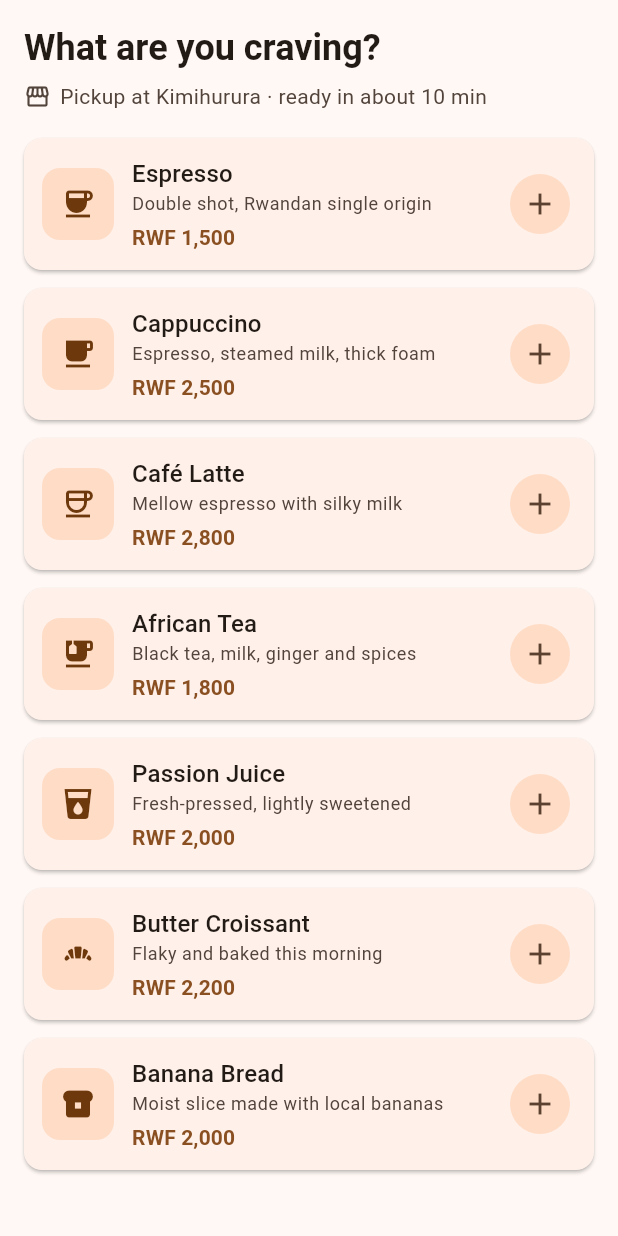
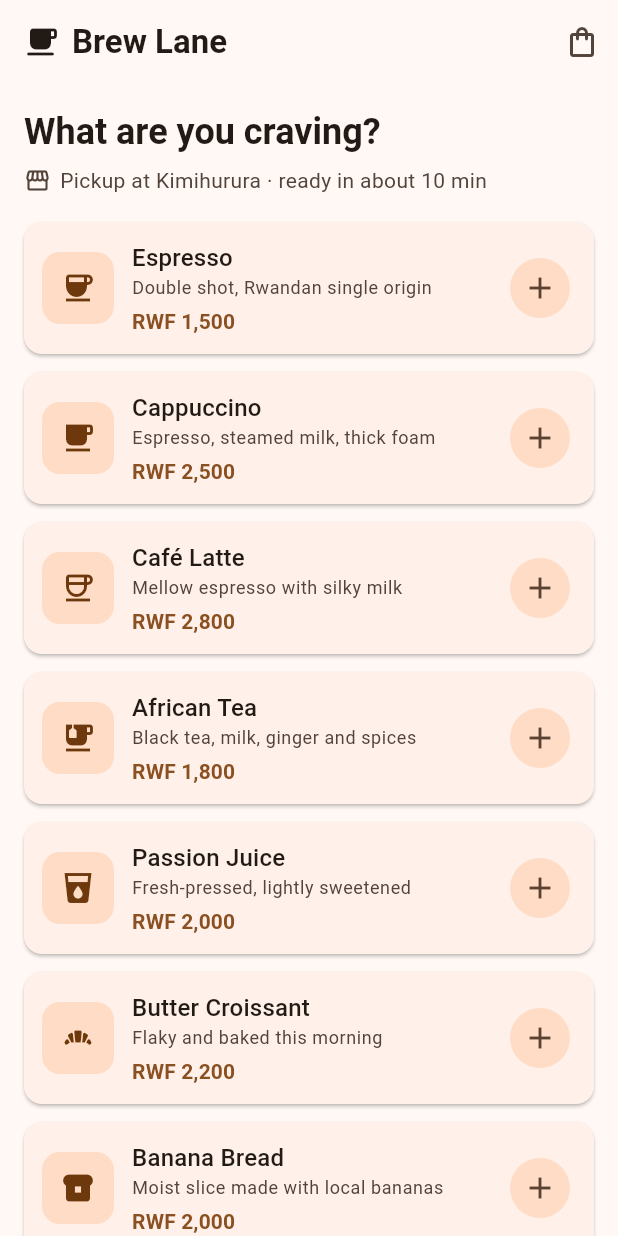
Before and after one commit to mugishamoses/mugisha-moses-animatedcontainer-presentation-, a Flutter app: the screen it shows after launch, on a phone screen of 412 x 824 dp. Run offline on Flutter 3.47's test engine with Material 3 defaults, Android fonts, the phone set to English and light mode, and no system bars.

Commit message:
Add AppBar with brand title and live cart badge
The menu screen now has an AppBar carrying the café's brand and a cart
action whose Badge shows the number of items in the order. Tapping it
opens an order summary sheet where the order can be placed.

```diff
--- a/lib/screens/menu_screen.dart
+++ b/lib/screens/menu_screen.dart
@@ -2,10 +2,16 @@ import 'package:flutter/material.dart';
 
 import 'package:brew_lane/data/todays_menu.dart';
 import 'package:brew_lane/models/menu_item.dart';
+import 'package:brew_lane/widgets/brand_title.dart';
+import 'package:brew_lane/widgets/cart_button.dart';
 import 'package:brew_lane/widgets/menu_header.dart';
 import 'package:brew_lane/widgets/menu_item_card.dart';
+import 'package:brew_lane/widgets/order_summary_sheet.dart';
 
 /// The café's menu screen, where customers build a pickup order.
+///
+/// Its [AppBar] carries the café's brand and keeps the cart, with a live item
+/// count, in reach while the customer scrolls the menu.
 class MenuScreen extends StatefulWidget {
   const MenuScreen({super.key});
 
@@ -17,16 +23,42 @@ class _MenuScreenState extends State<MenuScreen> {
   /// Quantity of each menu item in the current order.
   final Map<MenuItem, int> _order = {};
 
+  int get _itemCount =>
+      _order.values.fold(0, (count, quantity) => count + quantity);
+
   void _addToOrder(MenuItem item) {
     setState(() {
       _order.update(item, (quantity) => quantity + 1, ifAbsent: () => 1);
     });
   }
 
+  Future<void> _showOrderSummary() async {
+    final placed = await showModalBottomSheet<bool>(
+      context: context,
+      showDragHandle: true,
+      builder: (context) => OrderSummarySheet(order: Map.of(_order)),
+    );
+    if (placed != true || !mounted) return;
+
+    setState(_order.clear);
+    ScaffoldMessenger.of(context).showSnackBar(
+      const SnackBar(
+        content: Text('Order placed! It will be ready in about 10 minutes.'),
+      ),
+    );
+  }
+
   @override
   Widget build(BuildContext context) {
     return Scaffold(
+      appBar: AppBar(
+        title: const BrandTitle(),
+        actions: [
+          CartButton(itemCount: _itemCount, onPressed: _showOrderSummary),
+        ],
+      ),
       body: SafeArea(
+        top: false,
         child: ListView(
           padding: const EdgeInsets.only(top: 8, bottom: 16),
           children: [
--- /dev/null
+++ b/lib/widgets/brand_title.dart
@@ -0,0 +1,21 @@
+import 'package:flutter/material.dart';
+
+/// The café's logo and name, used as the AppBar's title.
+///
+/// The icon and text pick up the AppBar's foreground colour automatically, so
+/// they stay readable whatever background colour the AppBar is given.
+class BrandTitle extends StatelessWidget {
+  const BrandTitle({super.key});
+
+  @override
+  Widget build(BuildContext context) {
+    return const Row(
+      mainAxisSize: MainAxisSize.min,
+      children: [
+        Icon(Icons.local_cafe_rounded),
+        SizedBox(width: 8),
+        Text('Brew Lane', style: TextStyle(fontWeight: FontWeight.w700)),
+      ],
+    );
+  }
+}
--- /dev/null
+++ b/lib/widgets/cart_button.dart
@@ -0,0 +1,27 @@
+import 'package:flutter/material.dart';
+
+/// AppBar action that opens the current order. The badge shows how many
+/// items are in it and hides itself while the order is empty.
+class CartButton extends StatelessWidget {
+  const CartButton({
+    super.key,
+    required this.itemCount,
+    required this.onPressed,
+  });
+
+  final int itemCount;
+  final VoidCallback onPressed;
+
+  @override
+  Widget build(BuildContext context) {
+    return IconButton(
+      tooltip: 'View order',
+      onPressed: onPressed,
+      icon: Badge.count(
+        count: itemCount,
+        isLabelVisible: itemCount > 0,
+        child: const Icon(Icons.shopping_bag_outlined),
+      ),
+    );
+  }
+}
```
Also changed, not shown: lib/widgets/order_summary_sheet.dart (added, +87 -0 lines).
